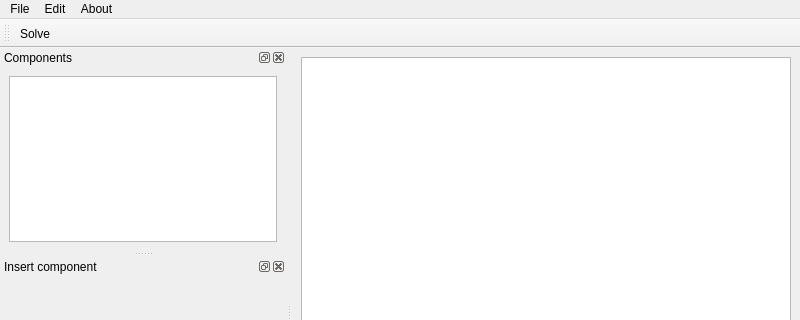
This is src/ui/mainwindow.ui in HarisGusic/ohmcha as Qt 5 draws it before an edit; both pictures show x 0 to 800 and y 0 to 320 of the 800 by 600 pixel window. The edited form follows.
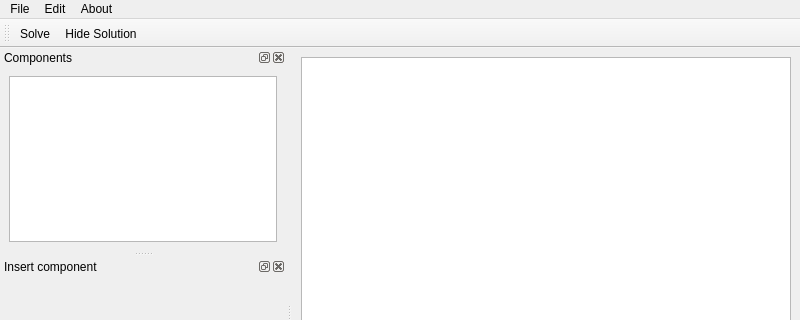
This is the edited form. Icons and pictures are not drawn. Custom widgets are drawn as their Qt base class.

Patch:
```diff
--- a/src/ui/mainwindow.ui
+++ b/src/ui/mainwindow.ui
@@ -68,6 +68,7 @@
     <bool>false</bool>
    </attribute>
    <addaction name="actionSolve"/>
+   <addaction name="actionHideSolution"/>
   </widget>
   <widget class="QDockWidget" name="dockComponents">
    <property name="enabled">
@@ -159,6 +160,11 @@
     <string>Solve</string>
    </property>
   </action>
+  <action name="actionHideSolution">
+   <property name="text">
+    <string>Hide Solution</string>
+   </property>
+  </action>
  </widget>
  <customwidgets>
   <customwidget>
```
